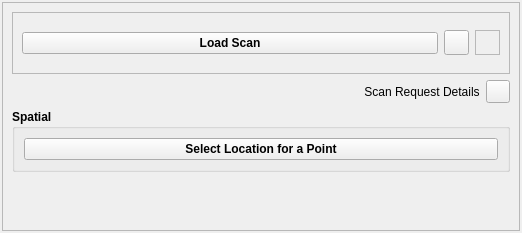
Canadian-Light-Source/pyStxm, file cls/applications/pyStxm/bl_configs/pixelator_common/scan_plugins/fine_point_scan/fine_point_scan.ui: the form before one commit.
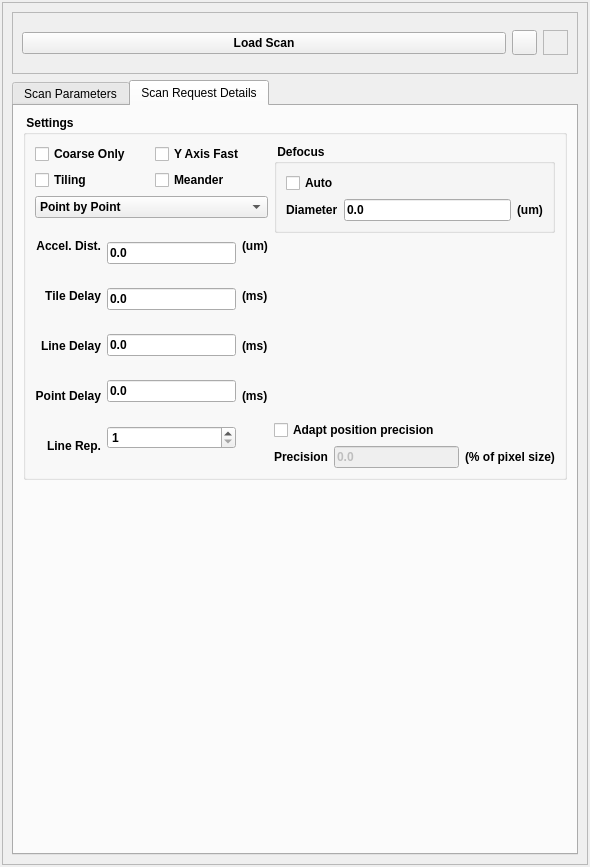
The form after the commit. The open tabs and pages were chosen to show the change. Icons and pictures are not drawn.

Commit message: move Pixelator scan request details from modal form to a tab on the scan param form

```diff
--- a/cls/applications/pyStxm/bl_configs/pixelator_common/scan_plugins/fine_point_scan/fine_point_scan.ui
+++ b/cls/applications/pyStxm/bl_configs/pixelator_common/scan_plugins/fine_point_scan/fine_point_scan.ui
@@ -6,8 +6,8 @@
    <rect>
     <x>0</x>
     <y>0</y>
-    <width>522</width>
-    <height>233</height>
+    <width>590</width>
+    <height>867</height>
    </rect>
   </property>
   <property name="focusPolicy">
@@ -16,7 +16,7 @@
   <property name="windowTitle">
    <string>Form</string>
   </property>
-  <layout class="QVBoxLayout" name="verticalLayout_3">
+  <layout class="QHBoxLayout" name="horizontalLayout_9">
    <property name="spacing">
     <number>6</number>
    </property>
@@ -46,7 +46,7 @@
      <property name="frameShadow">
       <enum>QFrame::Raised</enum>
      </property>
-     <layout class="QVBoxLayout" name="verticalLayout">
+     <layout class="QVBoxLayout" name="verticalLayout_13">
       <item>
        <widget class="QFrame" name="loadscan_frame">
         <property name="minimumSize">
@@ -136,90 +136,521 @@
        </widget>
       </item>
       <item>
-       <layout class="QHBoxLayout" name="horizontalLayout">
-        <item>
-         <spacer name="horizontalSpacer">
-          <property name="orientation">
-           <enum>Qt::Horizontal</enum>
-          </property>
-          <property name="sizeHint" stdset="0">
-           <size>
-            <width>40</width>
-            <height>20</height>
-           </size>
-          </property>
-         </spacer>
-        </item>
-        <item>
-         <widget class="QLabel" name="label">
-          <property name="text">
-           <string>Scan Request Details</string>
-          </property>
-          <property name="alignment">
-           <set>Qt::AlignCenter</set>
-          </property>
-         </widget>
-        </item>
-        <item>
-         <widget class="QToolButton" name="scanReqDetailsBtn">
-          <property name="text">
-           <string/>
-          </property>
-          <property name="icon">
-           <iconset>
-            <normaloff>../../../icons/1318611600_23.ico</normaloff>../../../icons/1318611600_23.ico</iconset>
-          </property>
-         </widget>
-        </item>
-       </layout>
-      </item>
-      <item>
-       <widget class="QGroupBox" name="evGrpBox">
-        <property name="maximumSize">
-         <size>
-          <width>16777215</width>
-          <height>16777215</height>
-         </size>
+       <widget class="QTabWidget" name="scan_tab_widget">
+        <property name="currentIndex">
+         <number>0</number>
         </property>
-        <property name="font">
-         <font>
-          <weight>75</weight>
-          <bold>true</bold>
-         </font>
-        </property>
-        <property name="title">
-         <string>Spatial</string>
-        </property>
-        <layout class="QVBoxLayout" name="verticalLayout_2">
-         <item>
-          <widget class="QPushButton" name="pointSelBtn">
-           <property name="text">
-            <string>Select Location for a Point</string>
-           </property>
-           <property name="checkable">
-            <bool>false</bool>
-           </property>
-          </widget>
-         </item>
-         <item>
-          <layout class="QHBoxLayout" name="horizontalLayout_2"/>
-         </item>
-        </layout>
+        <widget class="QWidget" name="tab">
+         <attribute name="title">
+          <string>Scan Parameters</string>
+         </attribute>
+         <layout class="QVBoxLayout" name="verticalLayout">
+          <item>
+           <widget class="QGroupBox" name="evGrpBox">
+            <property name="maximumSize">
+             <size>
+              <width>16777215</width>
+              <height>16777215</height>
+             </size>
+            </property>
+            <property name="font">
+             <font>
+              <weight>75</weight>
+              <bold>true</bold>
+             </font>
+            </property>
+            <property name="title">
+             <string>Spatial</string>
+            </property>
+            <layout class="QVBoxLayout" name="verticalLayout_2">
+             <item>
+              <widget class="QPushButton" name="pointSelBtn">
+               <property name="text">
+                <string>Select Location for a Point</string>
+               </property>
+               <property name="checkable">
+                <bool>false</bool>
+               </property>
+              </widget>
+             </item>
+             <item>
+              <layout class="QHBoxLayout" name="horizontalLayout_2"/>
+             </item>
+            </layout>
+           </widget>
+          </item>
+         </layout>
+        </widget>
+        <widget class="QWidget" name="scan_request_tab">
+         <attribute name="title">
+          <string>Scan Request Details</string>
+         </attribute>
+         <layout class="QVBoxLayout" name="verticalLayout_14">
+          <item>
+           <widget class="QGroupBox" name="groupBox_3">
+            <property name="sizePolicy">
+             <sizepolicy hsizetype="Expanding" vsizetype="Expanding">
+              <horstretch>0</horstretch>
+              <verstretch>0</verstretch>
+             </sizepolicy>
+            </property>
+            <property name="minimumSize">
+             <size>
+              <width>172</width>
+              <height>196</height>
+             </size>
+            </property>
+            <property name="font">
+             <font>
+              <weight>75</weight>
+              <bold>true</bold>
+             </font>
+            </property>
+            <property name="title">
+             <string> Settings </string>
+            </property>
+            <layout class="QVBoxLayout" name="verticalLayout_5">
+             <item>
+              <layout class="QHBoxLayout" name="horizontalLayout_6">
+               <item>
+                <layout class="QVBoxLayout" name="verticalLayout_4">
+                 <item>
+                  <layout class="QVBoxLayout" name="verticalLayout_6">
+                   <item>
+                    <layout class="QHBoxLayout" name="horizontalLayout_3">
+                     <item>
+                      <widget class="QCheckBox" name="coarseOnlyChkBox">
+                       <property name="text">
+                        <string>Coarse Only</string>
+                       </property>
+                      </widget>
+                     </item>
+                     <item>
+                      <widget class="QCheckBox" name="yAxisFastChkBox">
+                       <property name="text">
+                        <string>Y Axis Fast</string>
+                       </property>
+                      </widget>
+                     </item>
+                    </layout>
+                   </item>
+                   <item>
+                    <layout class="QHBoxLayout" name="horizontalLayout_5">
+                     <item>
+                      <widget class="QCheckBox" name="tilingChkBox">
+                       <property name="text">
+                        <string>Tiling</string>
+                       </property>
+                      </widget>
+                     </item>
+                     <item>
+                      <widget class="QCheckBox" name="meanderChkBox">
+                       <property name="text">
+                        <string>Meander</string>
+                       </property>
+                      </widget>
+                     </item>
+                    </layout>
+                   </item>
+                   <item>
+                    <widget class="QComboBox" name="scanTypeSelComboBox">
+                     <property name="enabled">
+                      <bool>true</bool>
+                     </property>
+                     <property name="font">
+                      <font>
+                       <weight>75</weight>
+                       <bold>true</bold>
+                      </font>
+                     </property>
+                     <property name="layoutDirection">
+                      <enum>Qt::LeftToRight</enum>
+                     </property>
+                     <property name="currentIndex">
+                      <number>0</number>
+                     </property>
+                     <property name="maxVisibleItems">
+                      <number>2</number>
+                     </property>
+                     <item>
+                      <property name="text">
+                       <string>Point by Point</string>
+                      </property>
+                     </item>
+                     <item>
+                      <property name="text">
+                       <string>Constant Velocity</string>
+                      </property>
+                     </item>
+                    </widget>
+                   </item>
+                  </layout>
+                 </item>
+                 <item>
+                  <layout class="QHBoxLayout" name="horizontalLayout_7">
+                   <item>
+                    <layout class="QVBoxLayout" name="verticalLayout_7">
+                     <item>
+                      <widget class="QLabel" name="label_5">
+                       <property name="text">
+                        <string>Accel. Dist.</string>
+                       </property>
+                       <property name="alignment">
+                        <set>Qt::AlignRight|Qt::AlignTrailing|Qt::AlignVCenter</set>
+                       </property>
+                      </widget>
+                     </item>
+                     <item>
+                      <widget class="QLabel" name="label_7">
+                       <property name="text">
+                        <string>Tile Delay</string>
+                       </property>
+                       <property name="alignment">
+                        <set>Qt::AlignRight|Qt::AlignTrailing|Qt::AlignVCenter</set>
+                       </property>
+                      </widget>
+                     </item>
+                     <item>
+                      <widget class="QLabel" name="label_16">
+                       <property name="text">
+                        <string>Line Delay</string>
+                       </property>
+                       <property name="alignment">
+                        <set>Qt::AlignRight|Qt::AlignTrailing|Qt::AlignVCenter</set>
+                       </property>
+                      </widget>
+                     </item>
+                     <item>
+                      <widget class="QLabel" name="label_18">
+                       <property name="text">
+                        <string>Point Delay</string>
+                       </property>
+                       <property name="alignment">
+                        <set>Qt::AlignRight|Qt::AlignTrailing|Qt::AlignVCenter</set>
+                       </property>
+                      </widget>
+                     </item>
+                     <item>
+                      <widget class="QLabel" name="label_20">
+                       <property name="text">
+                        <string>Line Rep.</string>
+                       </property>
+                       <property name="alignment">
+                        <set>Qt::AlignRight|Qt::AlignTrailing|Qt::AlignVCenter</set>
+                       </property>
+                      </widget>
+                     </item>
+                    </layout>
+                   </item>
+                   <item>
+                    <layout class="QVBoxLayout" name="verticalLayout_8">
+                     <item>
+                      <widget class="QLineEdit" name="accelDistFld">
+                       <property name="minimumSize">
+                        <size>
+                         <width>75</width>
+                         <height>0</height>
+                        </size>
+                       </property>
+                       <property name="maximumSize">
+                        <size>
+                         <width>16777215</width>
+                         <height>16777215</height>
+                        </size>
+                       </property>
+                       <property name="text">
+                        <string>0.0</string>
+                       </property>
+                      </widget>
+                     </item>
+                     <item>
+                      <widget class="QLineEdit" name="tileDelayFld">
+                       <property name="minimumSize">
+                        <size>
+                         <width>75</width>
+                         <height>0</height>
+                        </size>
+                       </property>
+                       <property name="maximumSize">
+                        <size>
+                         <width>16777215</width>
+                         <height>16777215</height>
+                        </size>
+                       </property>
+                       <property name="text">
+                        <string>0.0</string>
+                       </property>
+                      </widget>
+                     </item>
+                     <item>
+                      <widget class="QLineEdit" name="lineDelayFld">
+                       <property name="minimumSize">
+                        <size>
+                         <width>75</width>
+                         <height>0</height>
+                        </size>
+                       </property>
+                       <property name="maximumSize">
+                        <size>
+                         <width>16777215</width>
+                         <height>16777215</height>
+                        </size>
+                       </property>
+                       <property name="text">
+                        <string>0.0</string>
+                       </property>
+                      </widget>
+                     </item>
+                     <item>
+                      <widget class="QLineEdit" name="pointDelayFld">
+                       <property name="minimumSize">
+                        <size>
+                         <width>75</width>
+                         <height>0</height>
+                        </size>
+                       </property>
+                       <property name="maximumSize">
+                        <size>
+                         <width>16777215</width>
+                         <height>16777215</height>
+                        </size>
+                       </property>
+                       <property name="text">
+                        <string>0.0</string>
+                       </property>
+                      </widget>
+                     </item>
+                     <item>
+                      <widget class="QSpinBox" name="lineRepSpinBox">
+                       <property name="minimumSize">
+                        <size>
+                         <width>75</width>
+                         <height>0</height>
+                        </size>
+                       </property>
+                       <property name="maximumSize">
+                        <size>
+                         <width>16777215</width>
+                         <height>16777215</height>
+                        </size>
+                       </property>
+                       <property name="minimum">
+                        <number>1</number>
+                       </property>
+                       <property name="value">
+                        <number>1</number>
+                       </property>
+                      </widget>
+                     </item>
+                    </layout>
+                   </item>
+                   <item>
+                    <layout class="QVBoxLayout" name="verticalLayout_9">
+                     <item>
+                      <widget class="QLabel" name="label_6">
+                       <property name="text">
+                        <string>(um)</string>
+                       </property>
+                      </widget>
+                     </item>
+                     <item>
+                      <widget class="QLabel" name="label_15">
+                       <property name="text">
+                        <string>(ms)</string>
+                       </property>
+                      </widget>
+                     </item>
+                     <item>
+                      <widget class="QLabel" name="label_17">
+                       <property name="text">
+                        <string>(ms)</string>
+                       </property>
+                      </widget>
+                     </item>
+                     <item>
+                      <widget class="QLabel" name="label_19">
+                       <property name="text">
+                        <string>(ms)</string>
+                       </property>
+                      </widget>
+                     </item>
+                     <item>
+                      <widget class="QLabel" name="label_21">
+                       <property name="text">
+                        <string/>
+                       </property>
+                      </widget>
+                     </item>
+                    </layout>
+                   </item>
+                  </layout>
+                 </item>
+                </layout>
+               </item>
+               <item>
+                <layout class="QVBoxLayout" name="verticalLayout_11">
+                 <item>
+                  <widget class="QGroupBox" name="groupBox_2">
+                   <property name="minimumSize">
+                    <size>
+                     <width>158</width>
+                     <height>57</height>
+                    </size>
+                   </property>
+                   <property name="font">
+                    <font>
+                     <weight>75</weight>
+                     <bold>true</bold>
+                    </font>
+                   </property>
+                   <property name="title">
+                    <string> Defocus </string>
+                   </property>
+                   <layout class="QVBoxLayout" name="verticalLayout_10">
+                    <item>
+                     <widget class="QCheckBox" name="autoDefocusChkBox">
+                      <property name="text">
+                       <string>Auto</string>
+                      </property>
+                     </widget>
+                    </item>
+                    <item>
+                     <layout class="QHBoxLayout" name="horizontalLayout_8">
+                      <item>
+                       <widget class="QLabel" name="label_3">
+                        <property name="text">
+                         <string>Diameter</string>
+                        </property>
+                       </widget>
+                      </item>
+                      <item>
+                       <widget class="QLineEdit" name="defocusDiamFld">
+                        <property name="enabled">
+                         <bool>true</bool>
+                        </property>
+                        <property name="minimumSize">
+                         <size>
+                          <width>75</width>
+                          <height>0</height>
+                         </size>
+                        </property>
+                        <property name="maximumSize">
+                         <size>
+                          <width>16777215</width>
+                          <height>16777215</height>
+                         </size>
+                        </property>
+                        <property name="text">
+                         <string>0.0</string>
+                        </property>
+                        <property name="alignment">
+                         <set>Qt::AlignLeading|Qt::AlignLeft|Qt::AlignVCenter</set>
+                        </property>
+                       </widget>
+                      </item>
+                      <item>
+                       <widget class="QLabel" name="label_4">
+                        <property name="text">
+                         <string>(um)</string>
+                        </property>
+                       </widget>
+                      </item>
+                     </layout>
+                    </item>
+                   </layout>
+                  </widget>
+                 </item>
+                 <item>
+                  <layout class="QVBoxLayout" name="verticalLayout_12">
+                   <item>
+                    <spacer name="verticalSpacer_2">
+                     <property name="orientation">
+                      <enum>Qt::Vertical</enum>
+                     </property>
+                     <property name="sizeHint" stdset="0">
+                      <size>
+                       <width>20</width>
+                       <height>40</height>
+                      </size>
+                     </property>
+                    </spacer>
+                   </item>
+                   <item>
+                    <widget class="QCheckBox" name="adaptPosPrecChkBox">
+                     <property name="text">
+                      <string>Adapt position precision</string>
+                     </property>
+                    </widget>
+                   </item>
+                   <item>
+                    <layout class="QHBoxLayout" name="horizontalLayout">
+                     <item>
+                      <widget class="QLabel" name="label">
+                       <property name="text">
+                        <string>Precision</string>
+                       </property>
+                      </widget>
+                     </item>
+                     <item>
+                      <widget class="QLineEdit" name="precisionFld">
+                       <property name="enabled">
+                        <bool>false</bool>
+                       </property>
+                       <property name="minimumSize">
+                        <size>
+                         <width>75</width>
+                         <height>0</height>
+                        </size>
+                       </property>
+                       <property name="maximumSize">
+                        <size>
+                         <width>16777215</width>
+                         <height>16777215</height>
+                        </size>
+                       </property>
+                       <property name="text">
+                        <string>0.0</string>
+                       </property>
+                       <property name="alignment">
+                        <set>Qt::AlignLeading|Qt::AlignLeft|Qt::AlignVCenter</set>
+                       </property>
+                      </widget>
+                     </item>
+                     <item>
+                      <widget class="QLabel" name="label_2">
+                       <property name="text">
+                        <string>(% of pixel size)</string>
+                       </property>
+                      </widget>
+                     </item>
+                    </layout>
+                   </item>
+                  </layout>
+                 </item>
+                </layout>
+               </item>
+              </layout>
+             </item>
+            </layout>
+           </widget>
+          </item>
+          <item>
+           <spacer name="verticalSpacer">
+            <property name="orientation">
+             <enum>Qt::Vertical</enum>
+            </property>
+            <property name="sizeHint" stdset="0">
+             <size>
+              <width>20</width>
+              <height>301</height>
+             </size>
+            </property>
+           </spacer>
+          </item>
+         </layout>
+        </widget>
        </widget>
       </item>
-      <item>
-       <spacer name="verticalSpacer">
-        <property name="orientation">
-         <enum>Qt::Vertical</enum>
-        </property>
-        <property name="sizeHint" stdset="0">
-         <size>
-          <width>20</width>
-          <height>40</height>
-         </size>
-        </property>
-       </spacer>
-      </item>
      </layout>
     </widget>
    </item>
```
The commit also changes 5 other files.
